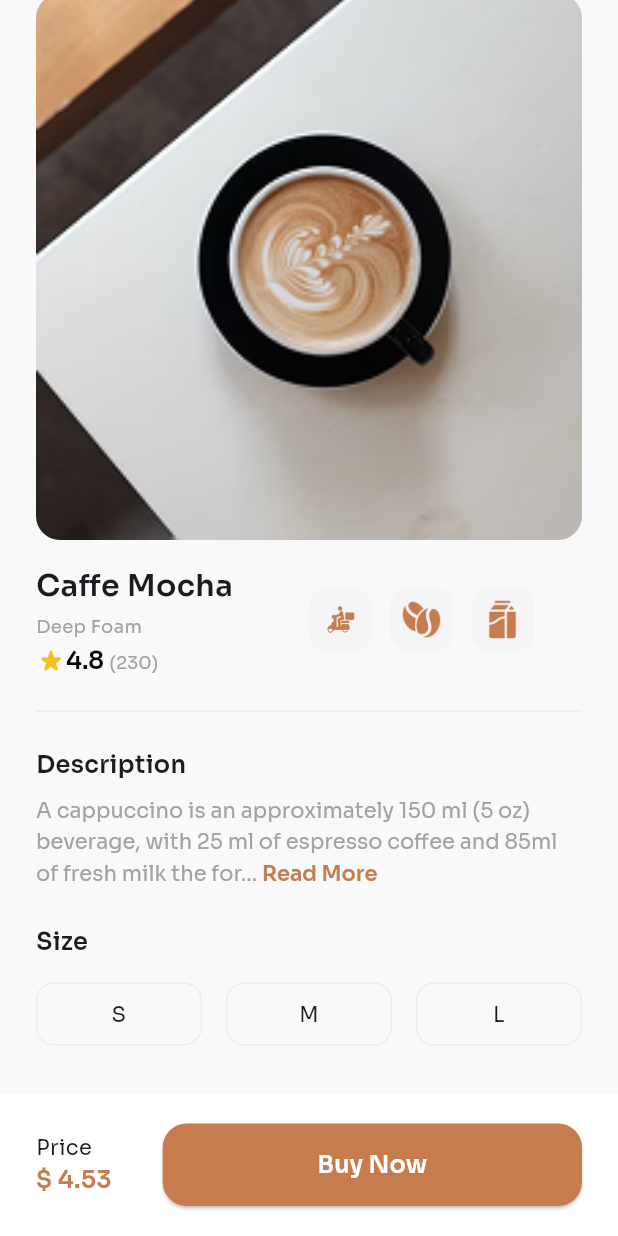
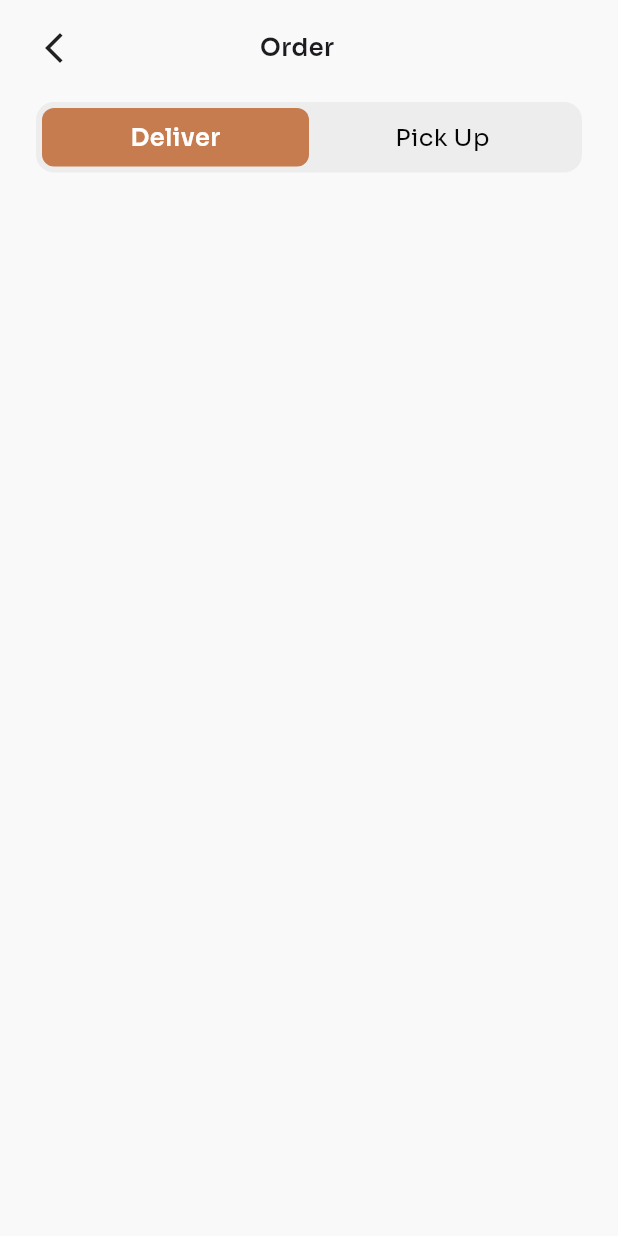
Before and after one commit to SherazAli-67/coffee-shop-ui, a Flutter app: the CoffeeDetailScreen screen opened directly with sample values from the repository, scrolled down 76 dp, after a tap on "Buy Now", on a phone screen of 412 x 824 dp. Run offline on Flutter 3.47's test engine with Material 3 defaults, Android fonts, the phone set to English and light mode, and no system bars; our stand-ins replace flutter_svg, go_router.

Commit message:
Coffee Shop App - Development
1. Order Screen

```diff
--- a/lib/presentation/screens/coffee_detail_screen.dart
+++ b/lib/presentation/screens/coffee_detail_screen.dart
@@ -4,8 +4,10 @@ import 'package:coffee_app/core/app_icons.dart';
 import 'package:coffee_app/core/app_textstyles.dart';
 import 'package:coffee_app/core/models/coffee_model.dart';
 import 'package:coffee_app/presentation/widgets/primary_btn.dart';
+import 'package:coffee_app/router/app_router.dart';
 import 'package:flutter/material.dart';
 import 'package:flutter_svg/flutter_svg.dart';
+import 'package:go_router/go_router.dart';
 
 class CoffeeDetailScreen extends StatefulWidget{
   const CoffeeDetailScreen({super.key, required this.coffee});
@@ -146,7 +148,7 @@ class _CoffeeDetailScreenState extends State<CoffeeDetailScreen> {
                     Text('\$ ${widget.coffee.price}', style: AppTextStyles.btnTextStyle.copyWith(color: AppColors.primaryColor),)
                   ],
                 ),
-                Expanded(child: PrimaryBtn(btnText: "Buy Now"))
+                Expanded(child: PrimaryBtn(btnText: "Buy Now", onTap: ()=> context.push(NamedRoutes.orderScreen.routeName, extra: widget.coffee),))
               ],
             ),
           ),)
--- /dev/null
+++ b/lib/presentation/screens/order_screen.dart
@@ -0,0 +1,79 @@
+import 'package:coffee_app/core/app_colors.dart';
+import 'package:coffee_app/core/models/coffee_model.dart';
+import 'package:coffee_app/providers/order_provider.dart';
+import 'package:flutter/material.dart';
+import 'package:provider/provider.dart';
+
+import '../../core/app_textstyles.dart';
+
+class OrderScreen extends StatelessWidget {
+  const OrderScreen({super.key, required this.coffee});
+  final CoffeeModel coffee;
+  @override
+  Widget build(BuildContext context) {
+    return ChangeNotifierProvider(
+      create: (_) => OrderProvider(),
+      builder: (_, child) {
+        return Consumer<OrderProvider>(
+          builder: (_, provider, _) {
+            return Scaffold(
+              body: SafeArea(
+                child: Padding(
+                  padding: .symmetric(horizontal: 24, vertical: 20),
+                  child: Column(
+                    crossAxisAlignment: .start,
+                    spacing: 24,
+                    children: [
+                      Row(
+                        mainAxisAlignment: .spaceBetween,
+                        children: [
+                          GestureDetector(
+                            onTap: () => Navigator.pop(context),
+                            child: Icon(Icons.arrow_back_ios_new),
+                          ),
+                          Text("Order", style: AppTextStyles.btnTextStyle),
+                          const SizedBox(width: 40),
+                        ],
+                      ),
+                      Container(
+                        decoration: BoxDecoration(
+                          color: AppColors.lightWhiteColor,
+                          borderRadius: .circular(12)
+                        ),
+                        padding: .all(4),
+                        child: Row(
+                          children: [
+                            Expanded(child: _buildOrderType(title: 'Deliver', isSelected: provider.isDeliverOrder, onTap: ()=> provider.changeDeliveryType('Deliver'))),
+                            Expanded(child: _buildOrderType(title: 'Pick Up', isSelected: !provider.isDeliverOrder, onTap: ()=> provider.changeDeliveryType('Pick Up')))
+
+                          ],
+                        ),
+                      )
+                    ],
+                  ),
+                ),
+              ),
+            );
+          }
+        );
+      }
+    );
+  }
+
+  Widget _buildOrderType({required String title, required bool isSelected, required VoidCallback onTap}) {
+    return GestureDetector(
+      onTap: onTap,
+      child: Container(
+        decoration: BoxDecoration(
+            borderRadius: .circular(8),
+            color: isSelected ? AppColors.primaryColor : Colors
+                .transparent
+        ),
+        padding: .symmetric(vertical: 8),
+        child: Text(title,
+          style: AppTextStyles.btnTextStyle.copyWith(color: isSelected ? Colors.white : AppColors.blackColor, fontWeight: isSelected ? .w600 : .w400),
+          textAlign: .center,),
+      ),
+    );
+  }
+}
--- /dev/null
+++ b/lib/providers/order_provider.dart
@@ -0,0 +1,23 @@
+import 'package:flutter/widgets.dart';
+
+class OrderProvider extends ChangeNotifier{
+  int quantity =1;
+  String selectedDeliveryType = 'Deliver';
+
+  bool get isDeliverOrder => selectedDeliveryType == 'Deliver';
+  void changeDeliveryType(String deliveryType){
+    selectedDeliveryType = deliveryType;
+    notifyListeners();
+  }
+
+  void onIncreaseQuantityTap(){
+    quantity = quantity +1;
+    notifyListeners();
+  }
+
+  void onDecreaseQuantityTap(){
+    if(quantity == 1) return;
+    quantity = quantity - 1;
+    notifyListeners();
+  }
+}
--- a/lib/router/app_router.dart
+++ b/lib/router/app_router.dart
@@ -1,6 +1,7 @@
 import 'package:coffee_app/core/models/coffee_model.dart';
 import 'package:coffee_app/presentation/screens/coffee_detail_screen.dart';
 import 'package:coffee_app/presentation/screens/home_screen.dart';
+import 'package:coffee_app/presentation/screens/order_screen.dart';
 import 'package:flutter/material.dart';
 import 'package:go_router/go_router.dart';
 import '../presentation/screens/main_menu_page.dart';
@@ -49,6 +50,8 @@ GoRouter router = GoRouter(
         builder: (ctx, state, navigationShell) => MainMenuPage(navigationShell: navigationShell)),
 
     GoRoute(path: NamedRoutes.coffeeDetail.routeName, builder: (_, state) => CoffeeDetailScreen(coffee: state.extra as CoffeeModel)),
+    GoRoute(path: NamedRoutes.orderScreen.routeName, builder: (_, state) => OrderScreen(coffee: state.extra as CoffeeModel)),
+
   ],
 );
 
@@ -58,7 +61,8 @@ enum NamedRoutes {
   favorite('/favorite'),
   shoppingCart('/cart'),
   notifications('/notifications'),
-  coffeeDetail('/coffee-detail')
+  coffeeDetail('/coffee-detail'),
+  orderScreen('/order')
   ;
 
   final String routeName;
--- a/pubspec.yaml
+++ b/pubspec.yaml
@@ -36,6 +36,7 @@ dependencies:
   cupertino_icons: ^1.0.8
   go_router: ^17.5.0
   flutter_svg: ^2.3.0
+  provider: ^6.1.5+1
 
 dev_dependencies:
   flutter_test:
```
Also changed, not shown: pubspec.lock.
